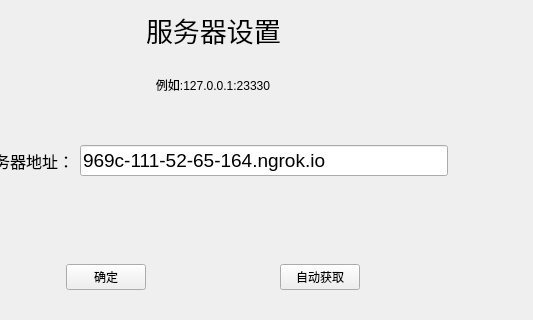
Qt form log.ui (sihe-gg/qCloundDisk) before a commit; both pictures show x 107 to 640 and y 115 to 435 of the 640 by 542 pixel window.
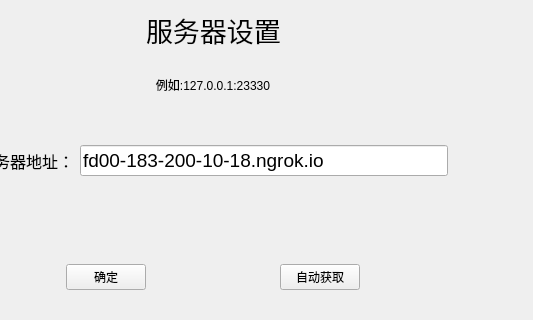
The same form after that commit. Icons and pictures are not drawn.

What changed in the file:
```diff
--- a/log.ui
+++ b/log.ui
@@ -474,7 +474,7 @@
                        </font>
                       </property>
                       <property name="text">
-                       <string>969c-111-52-65-164.ngrok.io</string>
+                       <string>fd00-183-200-10-18.ngrok.io</string>
                       </property>
                       <property name="maxLength">
                        <number>3000</number>
```
